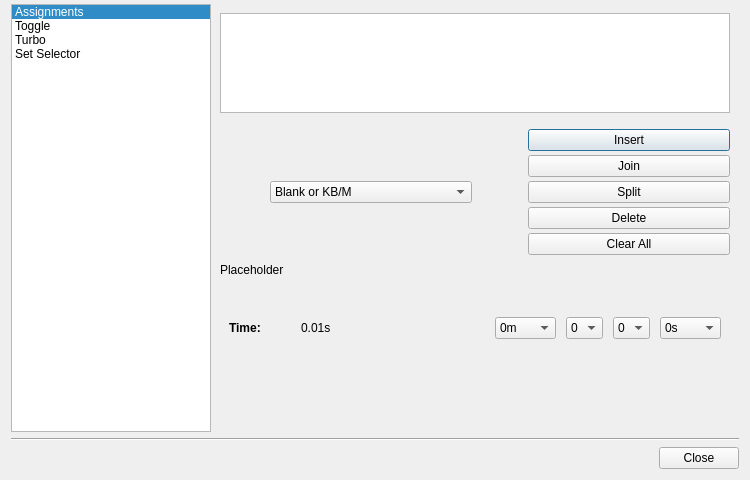
The window that src/advancebuttondialog.ui (AntiMicroX/antimicrox) describes before a commit, drawn with Qt 5.
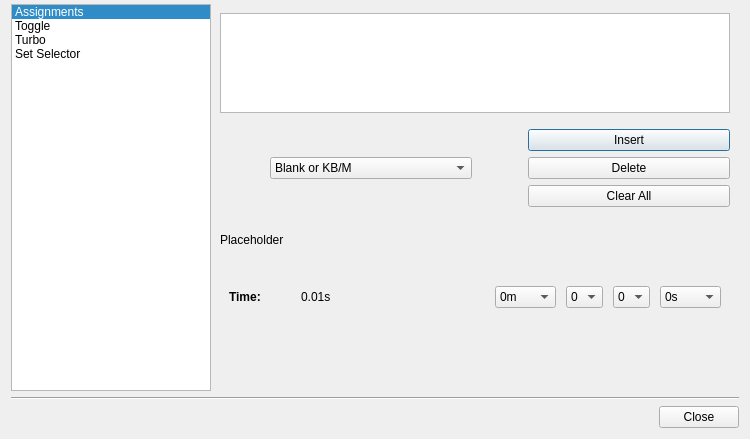
The same window after the commit. The open tabs and pages were chosen to show the change. Icons and pictures are not drawn. Custom widgets are drawn as their Qt base class.

What changed in the file:
```diff
--- a/src/advancebuttondialog.ui
+++ b/src/advancebuttondialog.ui
@@ -10,7 +10,7 @@
     <x>0</x>
     <y>0</y>
     <width>750</width>
-    <height>480</height>
+    <height>439</height>
    </rect>
   </property>
   <property name="sizePolicy">
@@ -22,7 +22,7 @@
   <property name="minimumSize">
    <size>
     <width>750</width>
-    <height>480</height>
+    <height>430</height>
    </size>
   </property>
   <property name="windowTitle">
@@ -173,10 +173,7 @@
           </spacer>
          </item>
          <item>
-          <layout class="QHBoxLayout" name="horizontalLayout_5" stretch="0,0,0,0">
-           <property name="bottomMargin">
-            <number>0</number>
-           </property>
+          <layout class="QHBoxLayout" name="horizontalLayout_5">
            <item>
             <spacer name="horizontalSpacer">
              <property name="orientation">
@@ -280,9 +277,6 @@
            </item>
            <item>
             <layout class="QVBoxLayout" name="verticalLayout_2">
-             <property name="spacing">
-              <number>4</number>
-             </property>
              <item>
               <widget class="QPushButton" name="insertSlotButton">
                <property name="minimumSize">
@@ -303,48 +297,8 @@
                </property>
               </widget>
              </item>
-             <item>
-              <widget class="QPushButton" name="joinSlotButton">
-               <property name="minimumSize">
-                <size>
-                 <width>0</width>
-                 <height>20</height>
-                </size>
-               </property>
-               <property name="text">
-                <string>Join</string>
-               </property>
-               <property name="icon">
-                <iconset theme="join_slots" resource="resources.qrc">
-                 <normaloff>:/icons/icons/16x16/actions/16-actions-join_slots.png</normaloff>:/icons/icons/16x16/actions/16-actions-join_slots.png</iconset>
-               </property>
-              </widget>
-             </item>
-             <item>
-              <widget class="QPushButton" name="splitSlotButton">
-               <property name="minimumSize">
-                <size>
-                 <width>0</width>
-                 <height>20</height>
-                </size>
-               </property>
-               <property name="text">
-                <string>Split</string>
-               </property>
-               <property name="icon">
-                <iconset theme="split_slot" resource="resources.qrc">
-                 <normaloff>:/icons/icons/16x16/actions/16-actions-split_slot.png</normaloff>:/icons/icons/16x16/actions/16-actions-split_slot.png</iconset>
-               </property>
-              </widget>
-             </item>
              <item>
               <widget class="QPushButton" name="deleteSlotButton">
-               <property name="minimumSize">
-                <size>
-                 <width>0</width>
-                 <height>20</height>
-                </size>
-               </property>
                <property name="toolTip">
                 <string>Delete a slot.</string>
                </property>
@@ -359,12 +313,6 @@
              </item>
              <item>
               <widget class="QPushButton" name="clearAllPushButton">
-               <property name="minimumSize">
-                <size>
-                 <width>0</width>
-                 <height>20</height>
-                </size>
-               </property>
                <property name="toolTip">
                 <string>Clear all currently assigned slots.</string>
                </property>
@@ -392,7 +340,7 @@
            <property name="sizeHint" stdset="0">
             <size>
              <width>20</width>
-             <height>2</height>
+             <height>20</height>
             </size>
            </property>
           </spacer>
```
Left out of the diff: 15 changed lines with no effect on the pictures.
